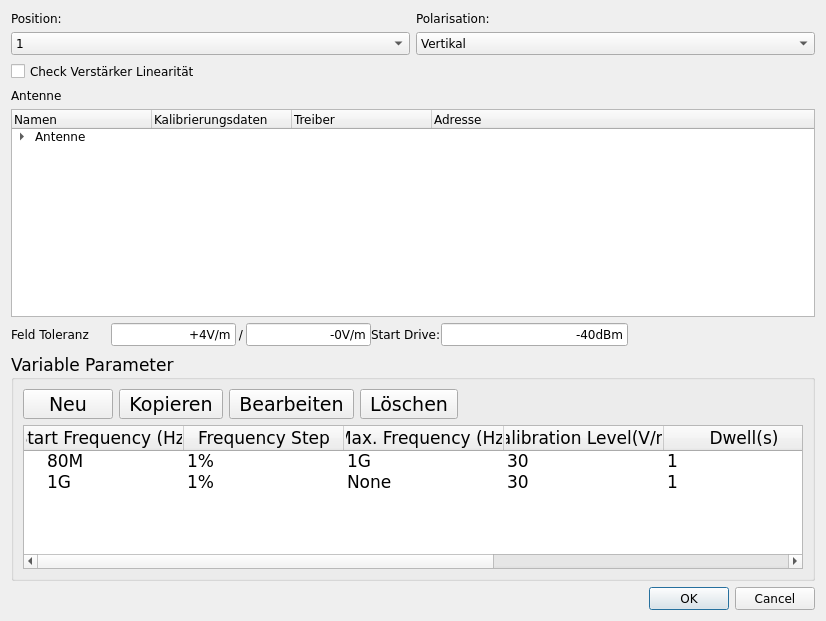
Old version of the form gui/uifiles/KalibierungEinstellen.ui in the repository mengze21/Development-of-an-EMC-test-software.
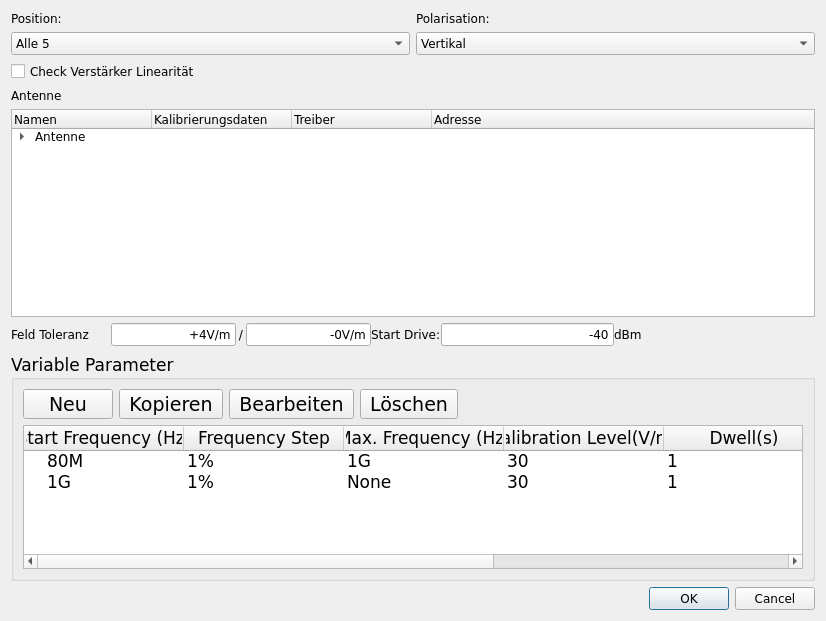
New version of the form.

Patch:
```diff
--- a/gui/uifiles/KalibierungEinstellen.ui
+++ b/gui/uifiles/KalibierungEinstellen.ui
@@ -47,6 +47,11 @@
      </item>
      <item row="1" column="0">
       <widget class="QComboBox" name="comboBox_Pos">
+       <item>
+        <property name="text">
+         <string>Alle 5</string>
+        </property>
+       </item>
        <item>
         <property name="text">
          <string>1</string>
@@ -181,7 +186,7 @@
     </layout>
    </item>
    <item>
-    <layout class="QHBoxLayout" name="horizontalLayout_feldtoler" stretch="0,0,0,0,0,0,0">
+    <layout class="QHBoxLayout" name="horizontalLayout_feldtoler" stretch="0,0,0,0,0,0,0,0">
      <property name="spacing">
       <number>0</number>
      </property>
@@ -297,13 +302,20 @@
      <item>
       <widget class="QLineEdit" name="lineEdit_StartDrive">
        <property name="text">
-        <string>-40dBm</string>
+        <string>-40</string>
        </property>
        <property name="alignment">
         <set>Qt::AlignRight|Qt::AlignTrailing|Qt::AlignVCenter</set>
        </property>
       </widget>
      </item>
+     <item>
+      <widget class="QLabel" name="label_SDUnit">
+       <property name="text">
+        <string>dBm</string>
+       </property>
+      </widget>
+     </item>
      <item>
       <spacer name="horizontalSpacer">
        <property name="orientation">
```
Left out of the diff: 10 changed lines with no effect on the pictures.
